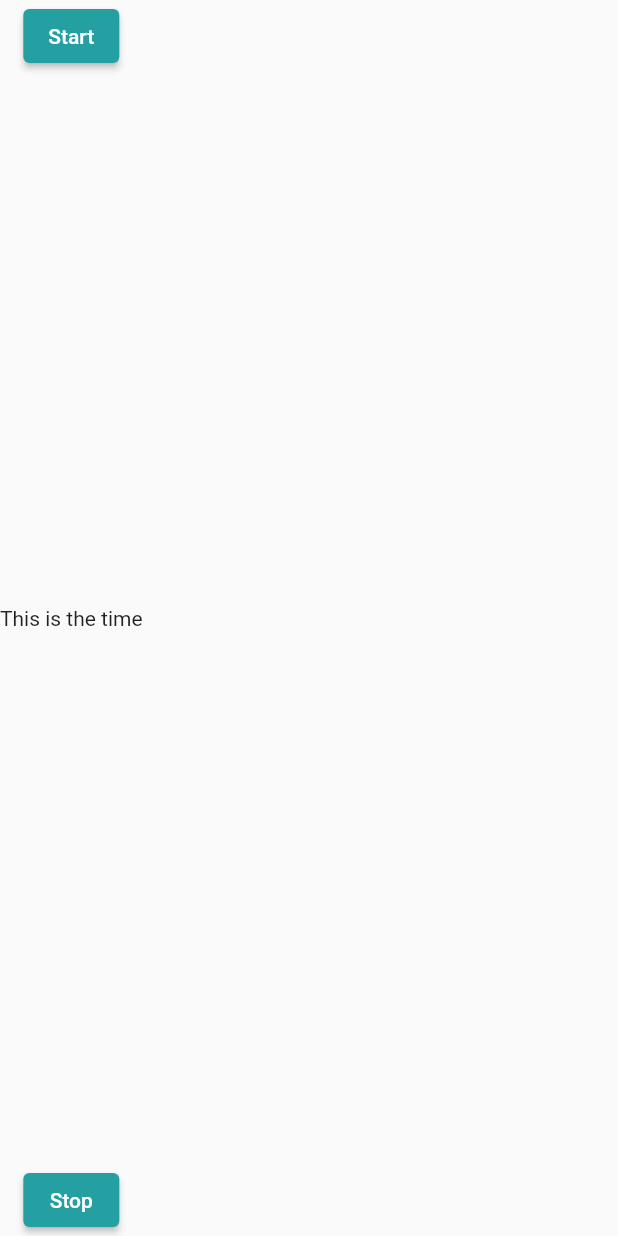
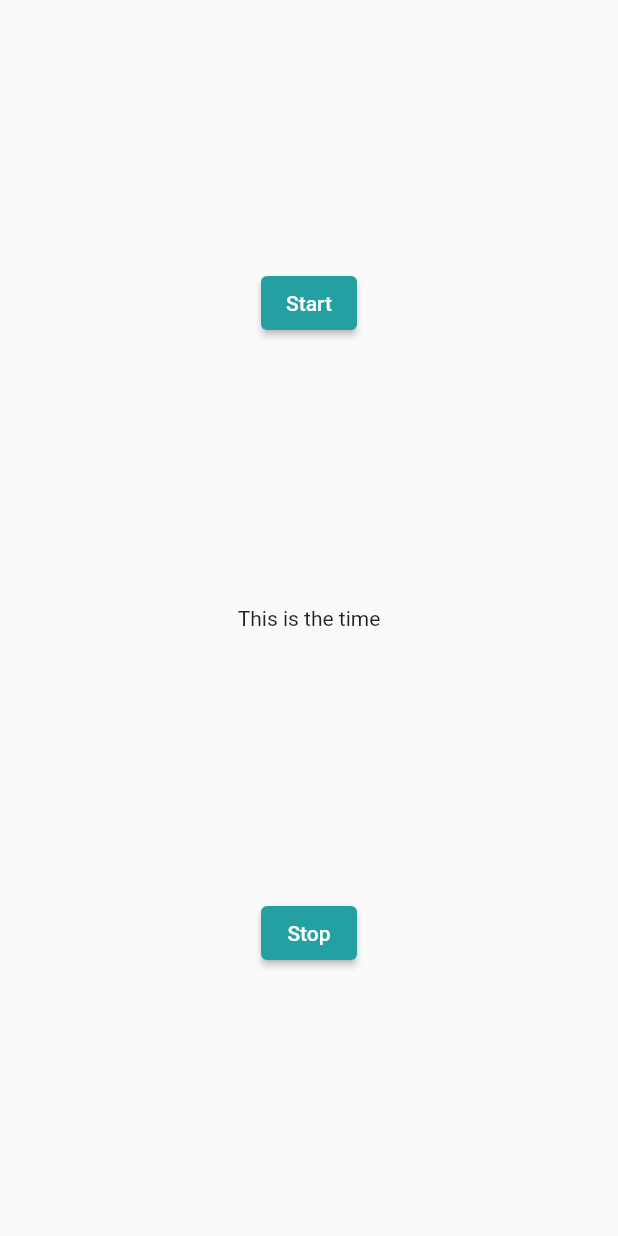
Before and after one commit to Faiizii/Demo-Code-Style, a Flutter app: the screen it shows after launch, on a phone screen of 412 x 824 dp. Run offline on Flutter 3.47's test engine with Material 2 defaults, Android fonts, the light colour scheme and no system bars; our stand-ins replace audioplayers, connectivity_plus, equatable, flutter_bloc, google_maps_flutter; missing offline and left inert: audio_manager, flutter_foreground_task; statements that could not run were skipped.

```diff
--- a/lib/main.dart
+++ b/lib/main.dart
@@ -1,12 +1,12 @@
 import 'package:flutter/material.dart';
-import 'package:firebase_core/firebase_core.dart';
+// import 'package:firebase_core/firebase_core.dart';
 import 'package:flutter_bloc/flutter_bloc.dart';
 import 'package:upwork_assignment/test_code/test_screen.dart';
 import 'package:upwork_assignment/view/login_screen.dart';
 
 void main() async {
   WidgetsFlutterBinding.ensureInitialized();
-  await Firebase.initializeApp();
+  // await Firebase.initializeApp();
 
   runApp(const MyApp());
 }
--- a/lib/test_code/test_screen.dart
+++ b/lib/test_code/test_screen.dart
@@ -61,16 +61,21 @@ class _TestScreenState extends State<TestScreen> {
   @override
   Widget build(BuildContext context) {
     return Scaffold(
-      body: SafeArea(child: Column(
+      body: SafeArea(child: Center(
+        child: Column(
+          mainAxisSize: MainAxisSize.max,
           mainAxisAlignment: MainAxisAlignment.center,
           crossAxisAlignment: CrossAxisAlignment.center,
           children: [
+            const Spacer(),
             ElevatedButton(onPressed: _startForegroundTask, child: const Text("Start")),
             const Spacer(),
             Text(timer),
             const Spacer(),
-          ElevatedButton(onPressed: _stopForegroundTask, child: const Text("Stop"))
+            ElevatedButton(onPressed: _stopForegroundTask, child: const Text("Stop")),
+            const Spacer(),
           ],
+        ),
       ),),
     );
   }
--- a/lib/view/hotel_list_screen.dart
+++ b/lib/view/hotel_list_screen.dart
@@ -1,4 +1,4 @@
-import 'package:firebase_auth/firebase_auth.dart';
+// import 'package:firebase_auth/firebase_auth.dart';
 import 'package:flutter/material.dart';
 import 'package:flutter_bloc/flutter_bloc.dart';
 import 'package:upwork_assignment/bloc/hotel_bloc.dart';
@@ -43,7 +43,7 @@ class _HotelListingScreenState extends State<HotelListingScreen> {
             ),
             child: const Text('Logout'),
             onPressed: (){
-              FirebaseAuth.instance.signOut();
+              // FirebaseAuth.instance.signOut();
               //replace the route with the new route (i.e login screen)
               Navigator.of(context).pushAndRemoveUntil(
                 MaterialPageRoute(builder: (context) => const LoginScreen(),),(route) => false,);
```
Also changed, not shown: lib/provider/user_provider.dart (+18 -18 lines), lib/repository/user_repository.dart (+11 -11 lines), lib/test_code/foreground_services.dart (+33 -9 lines), pubspec.yaml (+5 -4 lines), pubspec.lock, 9 other files. Lines whose indentation alone changed are shown as unchanged.
